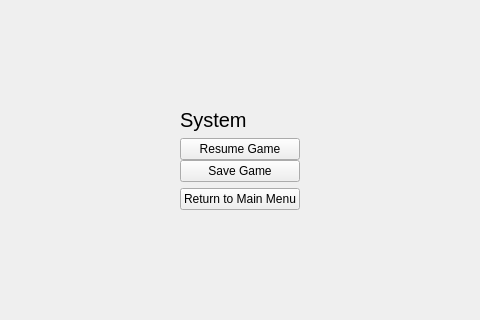
The window that screens/pausescreen.ui (vicr123/entertaining-chess) describes before a commit, drawn with Qt 5; both pictures show x 204 to 684 and y 144 to 464 of the 888 by 611 pixel window.
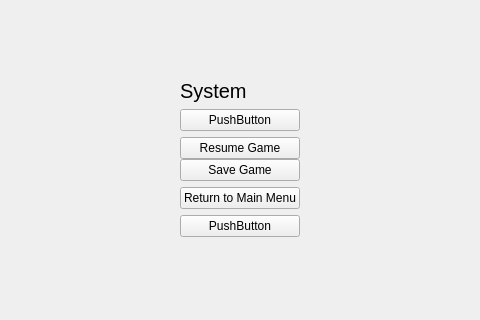
The same window after the commit. The open tabs and pages were chosen to show the change. Icons and pictures are not drawn. Custom widgets are drawn as their Qt base class.

Patch:
```diff
--- a/screens/pausescreen.ui
+++ b/screens/pausescreen.ui
@@ -103,6 +103,13 @@
             </property>
            </widget>
           </item>
+          <item>
+           <widget class="FocusBarrier" name="focusBarrierTop">
+            <property name="text">
+             <string notr="true">PushButton</string>
+            </property>
+           </widget>
+          </item>
           <item>
            <layout class="QVBoxLayout" name="verticalLayout_3">
             <property name="spacing">
@@ -131,6 +138,13 @@
             </property>
            </widget>
           </item>
+          <item>
+           <widget class="FocusBarrier" name="focusBarrierBottom">
+            <property name="text">
+             <string notr="true">PushButton</string>
+            </property>
+           </widget>
+          </item>
          </layout>
         </widget>
        </item>
@@ -196,6 +210,11 @@
   </layout>
  </widget>
  <customwidgets>
+  <customwidget>
+   <class>FocusBarrier</class>
+   <extends>QPushButton</extends>
+   <header location="global">focusbarrier.h</header>
+  </customwidget>
   <customwidget>
    <class>GamepadHud</class>
    <extends>QWidget</extends>
```
Left out of the diff: 13 changed lines with no effect on the pictures.
